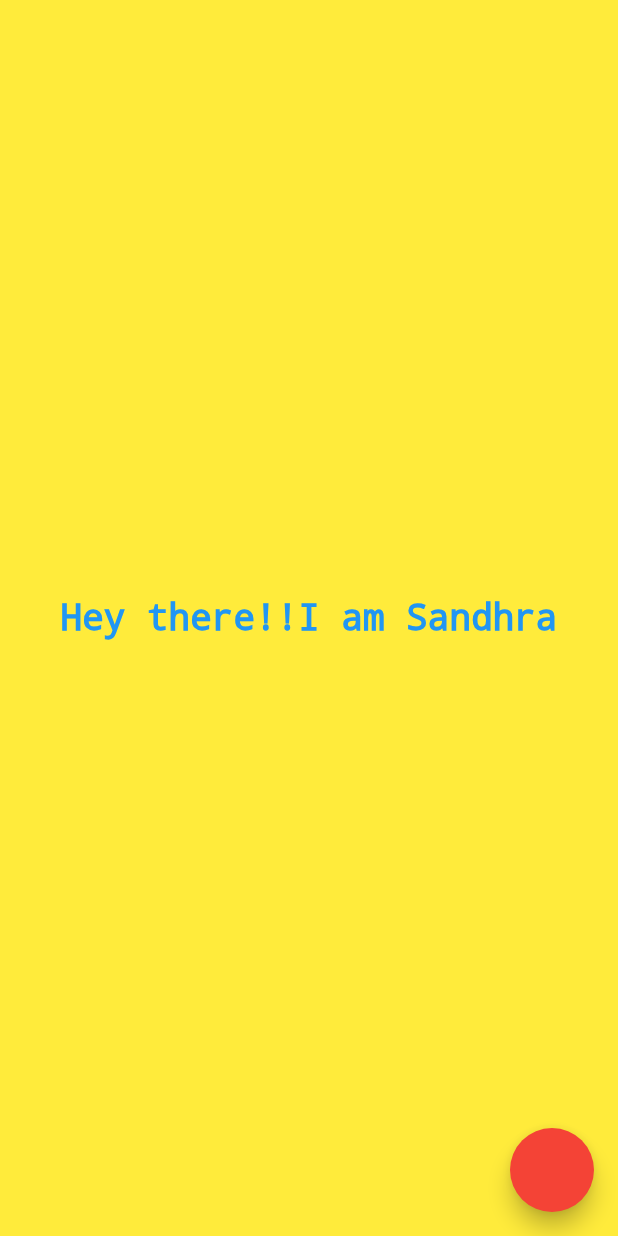
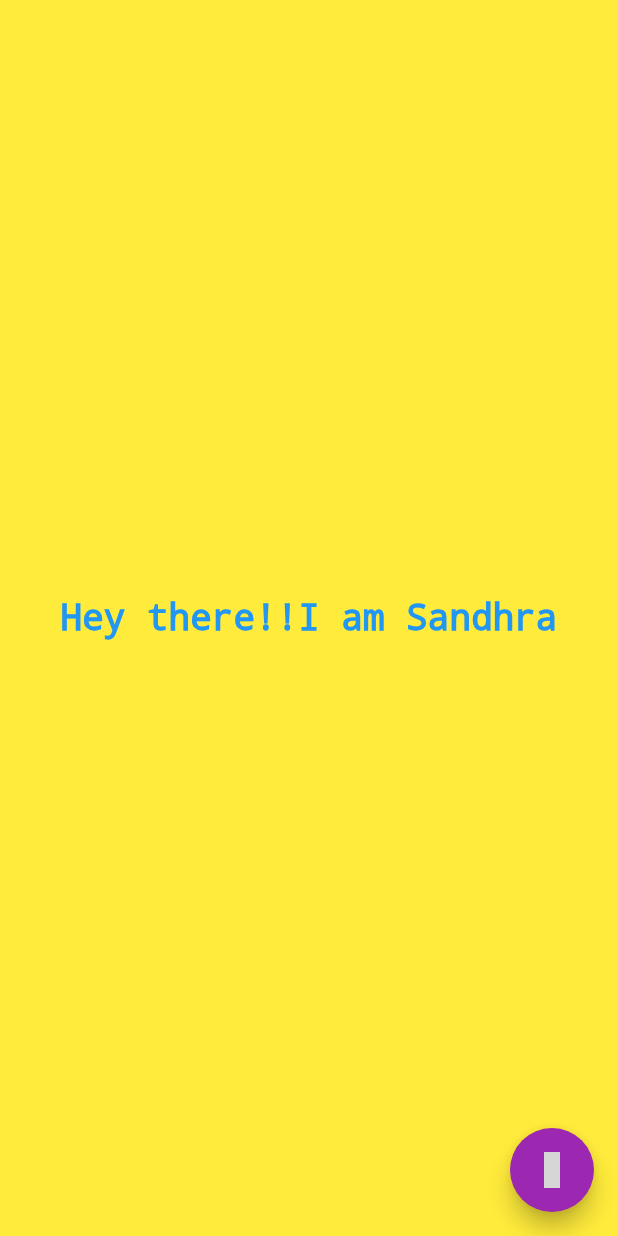
Before and after one commit to SandhraPrathap/ProfileApp, a Flutter app: the screen it shows after launch, on a phone screen of 412 x 824 dp. Run offline on Flutter 3.47's test engine with Material 2 defaults, Android fonts, the phone set to English and light mode, and no system bars; our stand-ins replace flutter_icons; grey boxes are pictures that could not be loaded.

Commit message:
icon added

```diff
--- a/lib/main.dart
+++ b/lib/main.dart
@@ -1,4 +1,5 @@
 import 'package:flutter/material.dart';
+import 'package:flutter_icons/flutter_icons.dart';
 
 void main() {
   runApp(Blah());
@@ -25,7 +26,10 @@ class _ProfileState extends State<Profile> {
         onPressed: () {
           return buttonstate();
         },
-        backgroundColor: flag ? Colors.green : Colors.red,
+        backgroundColor: flag ? Colors.red : Colors.purple,
+        child: Icon(flag
+            ? MaterialCommunityIcons.weather_sunny
+            : MaterialCommunityIcons.moon_waning_crescent),
       ),
       body: Container(
         child: Center(
--- a/pubspec.yaml
+++ b/pubspec.yaml
@@ -23,6 +23,8 @@ environment:
 dependencies:
   flutter:
     sdk: flutter
+  flutter_icons: ^1.1.0
+
 
 
   # The following adds the Cupertino Icons font to your application.
```
Also changed, not shown: pubspec.lock.
